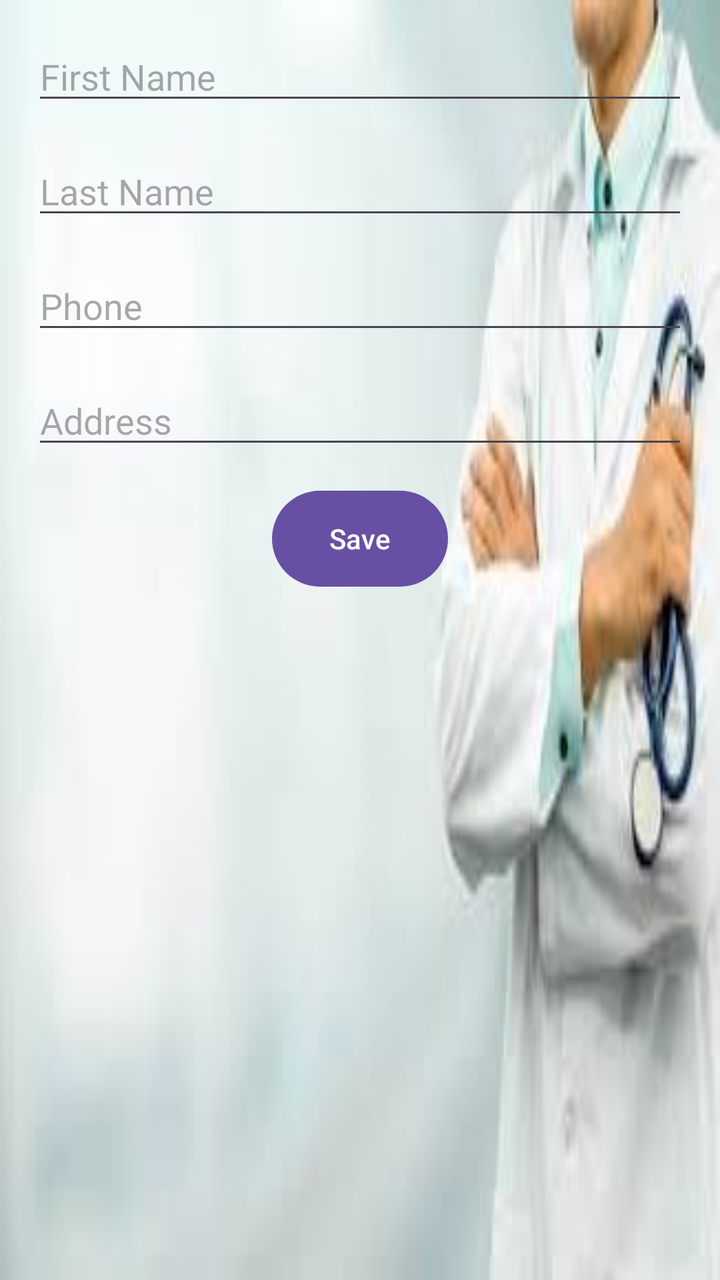
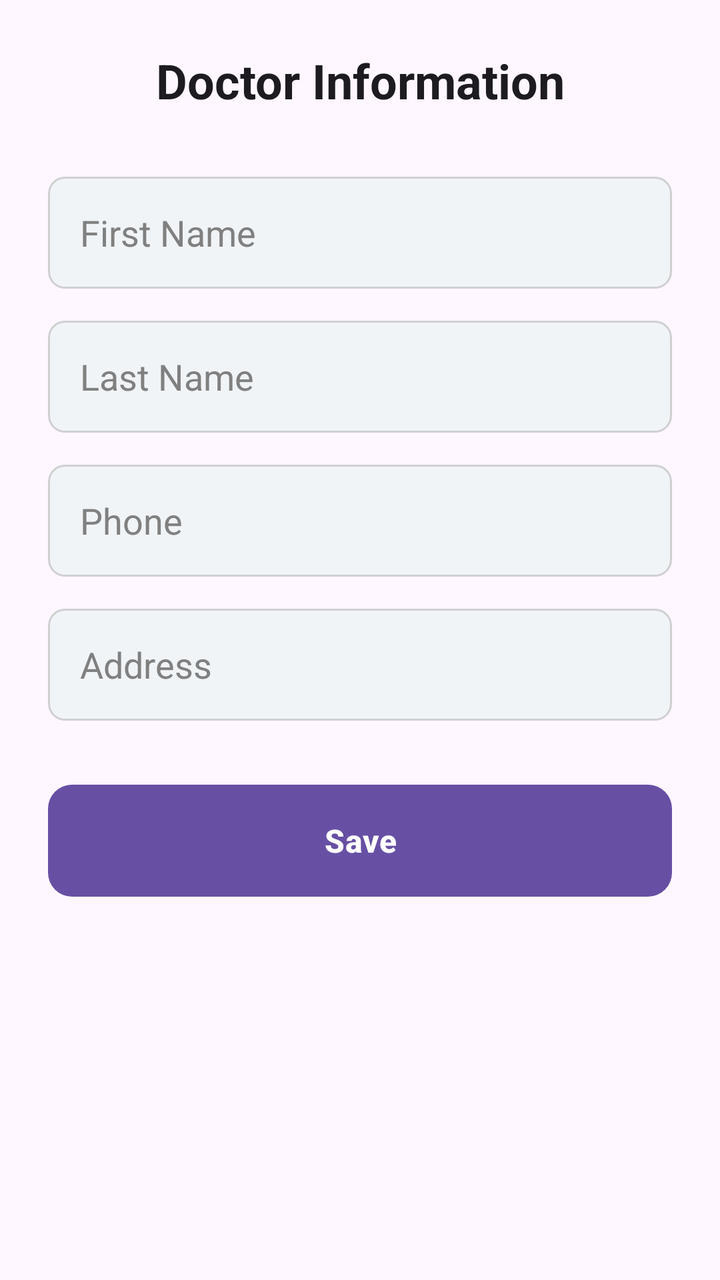

Compare the two renders of this Android layout. The source of the first and the diff that turns it into the second are given below.
<!-- AndroidManifest.xml: application theme Theme.HealthCare -->
<!-- res/layout/activity_doctor_info.xml -->
<?xml version="1.0" encoding="utf-8"?>
<androidx.constraintlayout.widget.ConstraintLayout
    xmlns:android="http://schemas.android.com/apk/res/android"
    xmlns:app="http://schemas.android.com/apk/res-auto"
    xmlns:tools="http://schemas.android.com/tools"
    android:id="@+id/main"
    android:layout_width="match_parent"
    android:layout_height="match_parent"
    tools:context=".Views.DoctorInfoActivity"
    android:background="@drawable/doclist">

    
    <EditText
        android:id="@+id/first_name_edit_text"
        android:layout_width="0dp"
        android:layout_height="wrap_content"
        android:hint="First Name"
        android:textColor="@color/bleu"
        app:layout_constraintTop_toTopOf="parent"
        app:layout_constraintLeft_toLeftOf="parent"
        app:layout_constraintRight_toRightOf="parent"
        android:layout_margin="16dp"/>

    
    <EditText
        android:id="@+id/last_name_edit_text"
        android:layout_width="0dp"
        android:layout_height="wrap_content"
        android:hint="Last Name"
        android:textColor="@color/bleu"
        app:layout_constraintTop_toBottomOf="@id/first_name_edit_text"
        app:layout_constraintLeft_toLeftOf="parent"
        app:layout_constraintRight_toRightOf="parent"
        android:layout_margin="16dp"/>

    
    <EditText
        android:id="@+id/phone_edit_text"
        android:layout_width="0dp"
        android:layout_height="wrap_content"
        android:hint="Phone"
        android:textColor="@color/bleu"
        app:layout_constraintTop_toBottomOf="@id/last_name_edit_text"
        app:layout_constraintLeft_toLeftOf="parent"
        app:layout_constraintRight_toRightOf="parent"
        android:layout_margin="16dp"/>

    
    <EditText
        android:id="@+id/address_edit_text"
        android:layout_width="0dp"
        android:layout_height="wrap_content"
        android:hint="Address"
        android:textColor="@color/bleu"
        app:layout_constraintTop_toBottomOf="@id/phone_edit_text"
        app:layout_constraintLeft_toLeftOf="parent"
        app:layout_constraintRight_toRightOf="parent"
        android:layout_margin="16dp"/>

    
    <Button
        android:id="@+id/save_button"
        android:layout_width="wrap_content"
        android:layout_height="wrap_content"
        android:text="Save"
        android:background="@drawable/btn_bg"
        app:layout_constraintTop_toBottomOf="@id/address_edit_text"
        app:layout_constraintLeft_toLeftOf="parent"
        app:layout_constraintRight_toRightOf="parent"
        android:layout_margin="16dp"/>

    
    <androidx.recyclerview.widget.RecyclerView
        android:id="@+id/doctor_recycler_view"
        android:layout_width="0dp"
        android:layout_height="0dp"
        app:layout_constraintTop_toBottomOf="@id/save_button"
        app:layout_constraintBottom_toBottomOf="parent"
        app:layout_constraintLeft_toLeftOf="parent"
        app:layout_constraintRight_toRightOf="parent"
        android:layout_margin="16dp" />

</androidx.constraintlayout.widget.ConstraintLayout>
<!-- resources referenced by this layout -->
<resources>
  <color name="bleu">#BBD2EC</color>
  <!-- drawable btn_bg (drawable) -->
  <?xml version="1.0" encoding="utf-8"?>
  <shape xmlns:android="http://schemas.android.com/apk/res/android">
      <solid android:color="@color/colorWhite"/>
      <corners android:radius="70dp"/>
  </shape>
  <!-- drawable doclist: png bitmap (drawable, 51176 bytes) -->
  <style name="Theme.HealthCare" parent="Base.Theme.HealthCare" />
  <color name="colorWhite">#FFFFFF</color>
  <style name="Base.Theme.HealthCare" parent="Theme.Material3.DayNight.NoActionBar">
          
          
      </style>
</resources>

<!-- the commit's change to res/layout/activity_doctor_info.xml (unified diff, before → after) -->
@@ -7,67 +7,116 @@
     android:layout_width="match_parent"
     android:layout_height="match_parent"
     tools:context=".Views.DoctorInfoActivity"
-    android:background="@drawable/doclist">
+    android:background="@drawable/subtle_blue_gradient">
+
+    
+    <TextView
+        android:id="@+id/title_text_view"
+        android:layout_width="0dp"
+        android:layout_height="wrap_content"
+        android:text="Doctor Information"
+        android:textSize="24sp"
+        android:textStyle="bold"
+        android:textColor="?android:attr/textColorPrimary"
+        android:gravity="center"
+        android:paddingTop="24dp"
+        android:paddingBottom="16dp"
+        app:layout_constraintTop_toTopOf="parent"
+        app:layout_constraintStart_toStartOf="parent"
+        app:layout_constraintEnd_toEndOf="parent" />
 
     
     <EditText
         android:id="@+id/first_name_edit_text"
         android:layout_width="0dp"
-        android:layout_height="wrap_content"
+        android:layout_height="56dp"
         android:hint="First Name"
+        android:background="@drawable/edittext_background"
+        android:paddingStart="16dp"
+        android:paddingEnd="16dp"
+        android:inputType="textPersonName|textCapWords"
         android:textColor="@color/bleu"
-        app:layout_constraintTop_toTopOf="parent"
+        android:textColorHint="#808080"
+        app:layout_constraintTop_toBottomOf="@id/title_text_view"
         app:layout_constraintLeft_toLeftOf="parent"
         app:layout_constraintRight_toRightOf="parent"
-        android:layout_margin="16dp"/>
+        android:layout_marginStart="24dp"
+        android:layout_marginEnd="24dp"
+        android:layout_marginTop="16dp"/>
 
     
     <EditText
         android:id="@+id/last_name_edit_text"
         android:layout_width="0dp"
-        android:layout_height="wrap_content"
+        android:layout_height="56dp"
         android:hint="Last Name"
+        android:background="@drawable/edittext_background"
+        android:paddingStart="16dp"
+        android:paddingEnd="16dp"
+        android:inputType="textPersonName|textCapWords"
         android:textColor="@color/bleu"
+        android:textColorHint="#808080"
         app:layout_constraintTop_toBottomOf="@id/first_name_edit_text"
         app:layout_constraintLeft_toLeftOf="parent"
         app:layout_constraintRight_toRightOf="parent"
-        android:layout_margin="16dp"/>
+        android:layout_marginStart="24dp"
+        android:layout_marginEnd="24dp"
+        android:layout_marginTop="16dp"/>
 
     
     <EditText
         android:id="@+id/phone_edit_text"
         android:layout_width="0dp"
-        android:layout_height="wrap_content"
+        android:layout_height="56dp"
         android:hint="Phone"
+        android:background="@drawable/edittext_background"
+        android:paddingStart="16dp"
+        android:paddingEnd="16dp"
+        android:inputType="phone"
         android:textColor="@color/bleu"
+        android:textColorHint="#808080"
         app:layout_constraintTop_toBottomOf="@id/last_name_edit_text"
         app:layout_constraintLeft_toLeftOf="parent"
         app:layout_constraintRight_toRightOf="parent"
-        android:layout_margin="16dp"/>
+        android:layout_marginStart="24dp"
+        android:layout_marginEnd="24dp"
+        android:layout_marginTop="16dp"/>
 
     
     <EditText
         android:id="@+id/address_edit_text"
         android:layout_width="0dp"
-        android:layout_height="wrap_content"
+        android:layout_height="56dp"
         android:hint="Address"
+        android:background="@drawable/edittext_background"
+        android:paddingStart="16dp"
+        android:paddingEnd="16dp"
+        android:inputType="textPostalAddress"
         android:textColor="@color/bleu"
+        android:textColorHint="#808080"
         app:layout_constraintTop_toBottomOf="@id/phone_edit_text"
         app:layout_constraintLeft_toLeftOf="parent"
         app:layout_constraintRight_toRightOf="parent"
-        android:layout_margin="16dp"/>
+        android:layout_marginStart="24dp"
+        android:layout_marginEnd="24dp"
+        android:layout_marginTop="16dp"/>
 
     
     <Button
         android:id="@+id/save_button"
-        android:layout_width="wrap_content"
-        android:layout_height="wrap_content"
+        android:layout_width="0dp"
+        android:layout_height="56dp"
         android:text="Save"
-        android:background="@drawable/btn_bg"
+        android:background="@drawable/modern_button_background"
+        android:textColor="@android:color/white"
+        android:textSize="16sp"
+        android:textStyle="bold"
         app:layout_constraintTop_toBottomOf="@id/address_edit_text"
         app:layout_constraintLeft_toLeftOf="parent"
         app:layout_constraintRight_toRightOf="parent"
-        android:layout_margin="16dp"/>
+        android:layout_marginStart="24dp"
+        android:layout_marginEnd="24dp"
+        android:layout_marginTop="32dp"/>
 
     
     <androidx.recyclerview.widget.RecyclerView
<!-- resource entries referenced after the edit -->
@@ -1,15 +1,45 @@
 <!-- resources referenced by this layout -->
 <resources>
   <color name="bleu">#BBD2EC</color>
-  <!-- drawable btn_bg (drawable) -->
+  <!-- drawable edittext_background (drawable) -->
+  <selector xmlns:android="http://schemas.android.com/apk/res/android">
+  
+      
+      <item android:state_focused="true">
+          <shape android:shape="rectangle">
+              <solid android:color="#FFFFFF" />
+              <corners android:radius="8dp" />
+              <stroke android:width="2dp" android:color="@color/bleu" /> 
+          </shape>
+      </item>
+  
+      
+      <item>
+          <shape android:shape="rectangle">
+              <solid android:color="#F0F4F7" /> 
+              <corners android:radius="8dp" />
+              <stroke android:width="1dp" android:color="#D0D0D0" /> 
+          </shape>
+      </item>
+  
+  </selector>
+  <!-- drawable modern_button_background (drawable) -->
+  <ripple xmlns:android="http://schemas.android.com/apk/res/android"
+      android:color="#FFFFFF"> 
+  
+       <item>
+          <shape android:shape="rectangle">
+              <solid android:color="@color/bleu"/> 
+              <corners android:radius="12dp"/>
+          </shape>
+      </item>
+  </ripple>
+  <!-- drawable subtle_blue_gradient (drawable) -->
   <?xml version="1.0" encoding="utf-8"?>
-  <shape xmlns:android="http://schemas.android.com/apk/res/android">
-      <solid android:color="@color/colorWhite"/>
-      <corners android:radius="70dp"/>
-  </shape>
-  <!-- drawable doclist: png bitmap (drawable, 51176 bytes) -->
+  <selector xmlns:android="http://schemas.android.com/apk/res/android">
+  
+  </selector>
   <style name="Theme.HealthCare" parent="Base.Theme.HealthCare" />
-  <color name="colorWhite">#FFFFFF</color>
   <style name="Base.Theme.HealthCare" parent="Theme.Material3.DayNight.NoActionBar">
           
           
